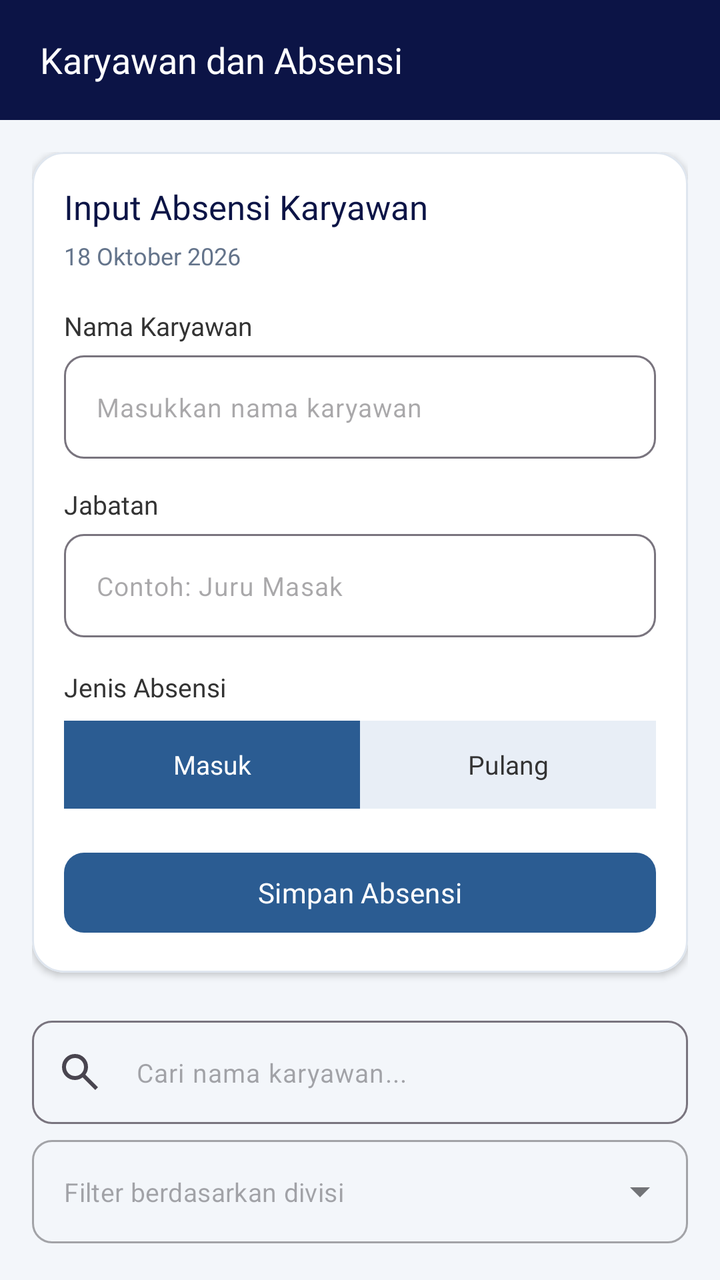
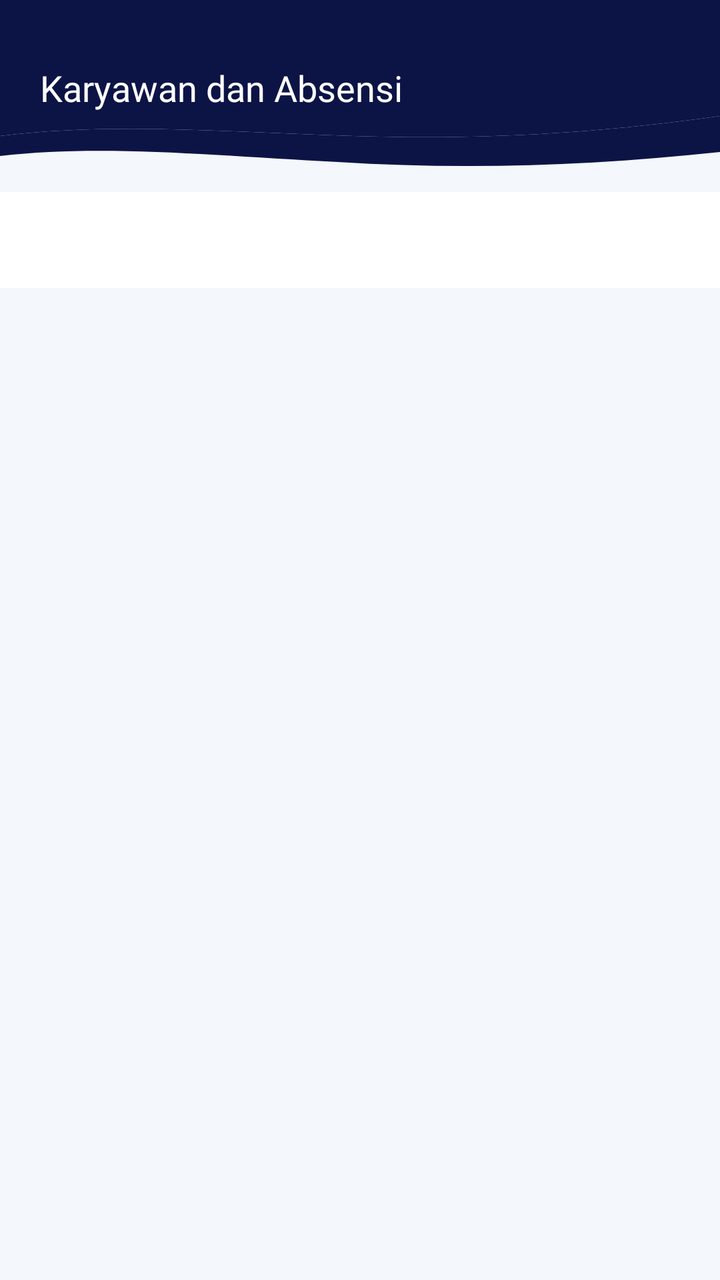

An Android layout rendered at two revisions. The XML below is the earlier revision; the diff shows what the commit changed to produce the second picture.
<!-- AndroidManifest.xml: application theme Theme.JIPLays -->
<!-- res/layout/fragment_karyawan.xml -->
<?xml version="1.0" encoding="utf-8"?>
<androidx.constraintlayout.widget.ConstraintLayout
    xmlns:android="http://schemas.android.com/apk/res/android"
    xmlns:app="http://schemas.android.com/apk/res-auto"
    xmlns:tools="http://schemas.android.com/tools"
    android:layout_width="match_parent"
    android:layout_height="match_parent"
    android:background="#F3F6FA"
    tools:context=".KaryawanFragment">

    <TextView
        android:id="@+id/tvHeader"
        android:layout_width="0dp"
        android:layout_height="60dp"
        android:background="@color/primary_navy"
        android:gravity="center_vertical"
        android:paddingHorizontal="20dp"
        android:text="Karyawan dan Absensi"
        android:textColor="@color/white"
        android:textSize="18sp"
        android:fontFamily="@font/montserrat_bold"
        app:layout_constraintTop_toTopOf="parent"
        app:layout_constraintStart_toStartOf="parent"
        app:layout_constraintEnd_toEndOf="parent"/>

    <androidx.core.widget.NestedScrollView
        android:id="@+id/scrollKaryawan"
        android:layout_width="0dp"
        android:layout_height="0dp"
        android:fillViewport="true"
        android:clipToPadding="false"
        app:layout_constraintTop_toBottomOf="@id/tvHeader"
        app:layout_constraintBottom_toBottomOf="parent"
        app:layout_constraintStart_toStartOf="parent"
        app:layout_constraintEnd_toEndOf="parent">

        <LinearLayout
            android:layout_width="match_parent"
            android:layout_height="wrap_content"
            android:orientation="vertical"
            android:padding="16dp">

            
            <com.google.android.material.card.MaterialCardView
                android:layout_width="match_parent"
                android:layout_height="wrap_content"
                app:cardBackgroundColor="@color/white"
                app:cardCornerRadius="16dp"
                app:cardElevation="2dp"
                app:strokeColor="#DFE6EF"
                app:strokeWidth="1dp">

                <LinearLayout
                    android:layout_width="match_parent"
                    android:layout_height="wrap_content"
                    android:orientation="vertical"
                    android:padding="16dp">

                    <TextView
                        android:layout_width="wrap_content"
                        android:layout_height="wrap_content"
                        android:text="Input Absensi Karyawan"
                        android:textColor="@color/primary_navy"
                        android:textSize="17sp"
                        android:fontFamily="@font/montserrat_bold"/>

                    <TextView
                        android:id="@+id/tvTanggal"
                        android:layout_width="wrap_content"
                        android:layout_height="wrap_content"
                        android:layout_marginTop="5dp"
                        android:text="18 Oktober 2026"
                        android:textColor="#64748B"
                        android:textSize="12sp"/>

                    <TextView
                        android:layout_width="wrap_content"
                        android:layout_height="wrap_content"
                        android:layout_marginTop="18dp"
                        android:text="Nama Karyawan"
                        android:textColor="@color/text_body"
                        android:textSize="13sp"
                        android:fontFamily="@font/montserrat_medium"/>

                    <com.google.android.material.textfield.TextInputLayout
                        android:layout_width="match_parent"
                        android:layout_height="wrap_content"
                        android:layout_marginTop="6dp"
                        app:boxBackgroundMode="outline"
                        app:boxCornerRadiusTopStart="10dp"
                        app:boxCornerRadiusTopEnd="10dp"
                        app:boxCornerRadiusBottomStart="10dp"
                        app:boxCornerRadiusBottomEnd="10dp"
                        app:hintEnabled="false">

                        <com.google.android.material.textfield.TextInputEditText
                            android:id="@+id/etNamaKaryawan"
                            android:layout_width="match_parent"
                            android:layout_height="wrap_content"
                            android:hint="Masukkan nama karyawan"
                            android:inputType="textCapWords"
                            android:textSize="13sp"/>

                    </com.google.android.material.textfield.TextInputLayout>

                    <TextView
                        android:layout_width="wrap_content"
                        android:layout_height="wrap_content"
                        android:layout_marginTop="14dp"
                        android:text="Jabatan"
                        android:textColor="@color/text_body"
                        android:textSize="13sp"
                        android:fontFamily="@font/montserrat_medium"/>

                    <com.google.android.material.textfield.TextInputLayout
                        android:layout_width="match_parent"
                        android:layout_height="wrap_content"
                        android:layout_marginTop="6dp"
                        app:boxBackgroundMode="outline"
                        app:boxCornerRadiusTopStart="10dp"
                        app:boxCornerRadiusTopEnd="10dp"
                        app:boxCornerRadiusBottomStart="10dp"
                        app:boxCornerRadiusBottomEnd="10dp"
                        app:hintEnabled="false">

                        <com.google.android.material.textfield.TextInputEditText
                            android:id="@+id/etJabatan"
                            android:layout_width="match_parent"
                            android:layout_height="wrap_content"
                            android:hint="Contoh: Juru Masak"
                            android:inputType="textCapWords"
                            android:textSize="13sp"/>

                    </com.google.android.material.textfield.TextInputLayout>

                    <TextView
                        android:layout_width="wrap_content"
                        android:layout_height="wrap_content"
                        android:layout_marginTop="16dp"
                        android:text="Jenis Absensi"
                        android:textColor="@color/text_body"
                        android:textSize="13sp"
                        android:fontFamily="@font/montserrat_medium"/>

                    <LinearLayout
                        android:layout_width="match_parent"
                        android:layout_height="44dp"
                        android:layout_marginTop="8dp"
                        android:orientation="horizontal"
                        android:background="#E8EEF6">

                        <TextView
                            android:id="@+id/tabMasuk"
                            android:layout_width="0dp"
                            android:layout_height="match_parent"
                            android:layout_weight="1"
                            android:gravity="center"
                            android:text="Masuk"
                            android:textColor="@color/white"
                            android:textSize="13sp"
                            android:background="@color/primary_blue"
                            android:fontFamily="@font/montserrat_medium"/>

                        <TextView
                            android:id="@+id/tabPulang"
                            android:layout_width="0dp"
                            android:layout_height="match_parent"
                            android:layout_weight="1"
                            android:gravity="center"
                            android:text="Pulang"
                            android:textColor="@color/text_body"
                            android:textSize="13sp"
                            android:fontFamily="@font/montserrat_medium"/>

                    </LinearLayout>

                    <com.google.android.material.button.MaterialButton
                        android:id="@+id/btnSimpan"
                        android:layout_width="match_parent"
                        android:layout_height="48dp"
                        android:layout_marginTop="18dp"
                        android:text="Simpan Absensi"
                        android:textAllCaps="false"
                        android:textSize="14sp"
                        android:fontFamily="@font/montserrat_medium"
                        app:backgroundTint="@color/primary_blue"
                        app:cornerRadius="10dp"/>

                </LinearLayout>
            </com.google.android.material.card.MaterialCardView>

            
            <LinearLayout
                android:layout_width="match_parent"
                android:layout_height="wrap_content"
                android:layout_marginTop="24dp"
                android:orientation="vertical">

                <com.google.android.material.textfield.TextInputLayout
                    android:layout_width="match_parent"
                    android:layout_height="wrap_content"
                    app:boxBackgroundMode="outline"
                    app:boxCornerRadiusTopStart="10dp"
                    app:boxCornerRadiusTopEnd="10dp"
                    app:boxCornerRadiusBottomStart="10dp"
                    app:boxCornerRadiusBottomEnd="10dp"
                    app:hintEnabled="false"
                    app:startIconDrawable="@drawable/ic_search">

                    <com.google.android.material.textfield.TextInputEditText
                        android:id="@+id/etSearchKaryawan"
                        android:layout_width="match_parent"
                        android:layout_height="wrap_content"
                        android:hint="Cari nama karyawan..."
                        android:inputType="text"
                        android:textSize="13sp" />
                </com.google.android.material.textfield.TextInputLayout>

                <com.google.android.material.textfield.TextInputLayout
                    android:layout_width="match_parent"
                    android:layout_height="wrap_content"
                    android:layout_marginTop="8dp"
                    style="@style/Widget.MaterialComponents.TextInputLayout.OutlinedBox.ExposedDropdownMenu"
                    app:boxCornerRadiusTopStart="10dp"
                    app:boxCornerRadiusTopEnd="10dp"
                    app:boxCornerRadiusBottomStart="10dp"
                    app:boxCornerRadiusBottomEnd="10dp"
                    app:hintEnabled="false">

                    <AutoCompleteTextView
                        android:id="@+id/actFilterDivisi"
                        android:layout_width="match_parent"
                        android:layout_height="wrap_content"
                        android:hint="Filter berdasarkan divisi"
                        android:inputType="none"
                        android:textSize="13sp" />
                </com.google.android.material.textfield.TextInputLayout>
            </LinearLayout>

            
            <TextView
                android:layout_width="wrap_content"
                android:layout_height="wrap_content"
                android:layout_marginTop="16dp"
                android:text="Daftar Karyawan"
                android:textColor="@color/primary_navy"
                android:textSize="17sp"
                android:fontFamily="@font/montserrat_bold"/>

            <TextView
                android:id="@+id/tvJumlahKaryawan"
                android:layout_width="wrap_content"
                android:layout_height="wrap_content"
                android:layout_marginTop="4dp"
                android:text="0 data karyawan"
                android:textColor="#64748B"
                android:textSize="12sp"/>

            <LinearLayout
                android:id="@+id/containerKaryawan"
                android:layout_width="match_parent"
                android:layout_height="wrap_content"
                android:layout_marginTop="12dp"
                android:orientation="vertical"/>

        </LinearLayout>
    </androidx.core.widget.NestedScrollView>

</androidx.constraintlayout.widget.ConstraintLayout>
<!-- resources referenced by this layout -->
<resources>
  <color name="primary_blue">#2B5C92</color>
  <color name="primary_navy">#0C1446</color>
  <color name="text_body">#333333</color>
  <color name="white">#FFFFFF</color>
  <!-- drawable ic_search (drawable) -->
  <vector xmlns:android="http://schemas.android.com/apk/res/android"
      android:width="24dp"
      android:height="24dp"
      android:viewportWidth="960"
      android:viewportHeight="960">
    <path
        android:pathData="M784,840 L532,588q-30,24 -69,38t-83,14q-109,0 -184.5,-75.5T120,380q0,-109 75.5,-184.5T380,120q109,0 184.5,75.5T640,380q0,44 -14,83t-38,69l252,252 -56,56ZM380,560q75,0 127.5,-52.5T560,380q0,-75 -52.5,-127.5T380,200q-75,0 -127.5,52.5T200,380q0,75 52.5,127.5T380,560Z"
        android:fillColor="#e3e3e3"/>
  </vector>
  <style name="Theme.JIPLays" parent="Base.Theme.JIPLays" />
  <style name="Base.Theme.JIPLays" parent="Theme.Material3.DayNight.NoActionBar">
          <item name="colorPrimary">@color/primary_blue</item>
          <item name="colorPrimaryVariant">@color/primary_navy</item>
          <item name="colorOnPrimary">@color/white</item>
          <item name="colorSecondary">@color/accent_blue</item>
          <item name="colorOnSecondary">@color/white</item>
          <item name="android:statusBarColor">@color/primary_navy</item>
          <item name="android:windowBackground">@color/background</item>
      </style>
  <color name="accent_blue">#1E88E5</color>
  <color name="background">#F4F7FB</color>
</resources>

<!-- the commit's change to res/layout/fragment_karyawan.xml (unified diff, before → after) -->
@@ -1,269 +1,47 @@
 <?xml version="1.0" encoding="utf-8"?>
-<androidx.constraintlayout.widget.ConstraintLayout
-    xmlns:android="http://schemas.android.com/apk/res/android"
+<androidx.constraintlayout.widget.ConstraintLayout xmlns:android="http://schemas.android.com/apk/res/android"
     xmlns:app="http://schemas.android.com/apk/res-auto"
-    xmlns:tools="http://schemas.android.com/tools"
     android:layout_width="match_parent"
     android:layout_height="match_parent"
-    android:background="#F3F6FA"
-    tools:context=".KaryawanFragment">
+    android:background="@color/background">
 
     <TextView
-        android:id="@+id/tvHeader"
+        android:id="@+id/tvHeaderKaryawan"
         android:layout_width="0dp"
-        android:layout_height="60dp"
-        android:background="@color/primary_navy"
+        android:layout_height="88dp"
+        android:background="@drawable/bg_header_wave"
+        android:fontFamily="@font/montserrat_bold"
         android:gravity="center_vertical"
         android:paddingHorizontal="20dp"
         android:text="Karyawan dan Absensi"
         android:textColor="@color/white"
         android:textSize="18sp"
-        android:fontFamily="@font/montserrat_bold"
-        app:layout_constraintTop_toTopOf="parent"
+        app:layout_constraintEnd_toEndOf="parent"
         app:layout_constraintStart_toStartOf="parent"
-        app:layout_constraintEnd_toEndOf="parent"/>
+        app:layout_constraintTop_toTopOf="parent" />
 
-    <androidx.core.widget.NestedScrollView
-        android:id="@+id/scrollKaryawan"
+    <com.google.android.material.tabs.TabLayout
+        android:id="@+id/tabLayoutKaryawan"
+        android:layout_width="0dp"
+        android:layout_height="48dp"
+        android:layout_marginTop="8dp"
+        android:background="@color/white"
+        app:tabIndicatorColor="@color/primary_blue"
+        app:tabIndicatorHeight="3dp"
+        app:tabMode="fixed"
+        app:tabSelectedTextColor="@color/primary_blue"
+        app:tabTextColor="@color/text_body"
+        app:layout_constraintEnd_toEndOf="parent"
+        app:layout_constraintStart_toStartOf="parent"
+        app:layout_constraintTop_toBottomOf="@id/tvHeaderKaryawan" />
+
+    <androidx.viewpager2.widget.ViewPager2
+        android:id="@+id/viewPagerKaryawan"
         android:layout_width="0dp"
         android:layout_height="0dp"
-        android:fillViewport="true"
-        android:clipToPadding="false"
-        app:layout_constraintTop_toBottomOf="@id/tvHeader"
         app:layout_constraintBottom_toBottomOf="parent"
+        app:layout_constraintEnd_toEndOf="parent"
         app:layout_constraintStart_toStartOf="parent"
-        app:layout_constraintEnd_toEndOf="parent">
-
-        <LinearLayout
-            android:layout_width="match_parent"
-            android:layout_height="wrap_content"
-            android:orientation="vertical"
-            android:padding="16dp">
-
-            
-            <com.google.android.material.card.MaterialCardView
-                android:layout_width="match_parent"
-                android:layout_height="wrap_content"
-                app:cardBackgroundColor="@color/white"
-                app:cardCornerRadius="16dp"
-                app:cardElevation="2dp"
-                app:strokeColor="#DFE6EF"
-                app:strokeWidth="1dp">
-
-                <LinearLayout
-                    android:layout_width="match_parent"
-                    android:layout_height="wrap_content"
-                    android:orientation="vertical"
-                    android:padding="16dp">
-
-                    <TextView
-                        android:layout_width="wrap_content"
-                        android:layout_height="wrap_content"
-                        android:text="Input Absensi Karyawan"
-                        android:textColor="@color/primary_navy"
-                        android:textSize="17sp"
-                        android:fontFamily="@font/montserrat_bold"/>
-
-                    <TextView
-                        android:id="@+id/tvTanggal"
-                        android:layout_width="wrap_content"
-                        android:layout_height="wrap_content"
-                        android:layout_marginTop="5dp"
-                        android:text="18 Oktober 2026"
-                        android:textColor="#64748B"
-                        android:textSize="12sp"/>
-
-                    <TextView
-                        android:layout_width="wrap_content"
-                        android:layout_height="wrap_content"
-                        android:layout_marginTop="18dp"
-                        android:text="Nama Karyawan"
-                        android:textColor="@color/text_body"
-                        android:textSize="13sp"
-                        android:fontFamily="@font/montserrat_medium"/>
-
-                    <com.google.android.material.textfield.TextInputLayout
-                        android:layout_width="match_parent"
-                        android:layout_height="wrap_content"
-                        android:layout_marginTop="6dp"
-                        app:boxBackgroundMode="outline"
-                        app:boxCornerRadiusTopStart="10dp"
-                        app:boxCornerRadiusTopEnd="10dp"
-                        app:boxCornerRadiusBottomStart="10dp"
-                        app:boxCornerRadiusBottomEnd="10dp"
-                        app:hintEnabled="false">
-
-                        <com.google.android.material.textfield.TextInputEditText
-                            android:id="@+id/etNamaKaryawan"
-                            android:layout_width="match_parent"
-                            android:layout_height="wrap_content"
-                            android:hint="Masukkan nama karyawan"
-                            android:inputType="textCapWords"
-                            android:textSize="13sp"/>
-
-                    </com.google.android.material.textfield.TextInputLayout>
-
-                    <TextView
-                        android:layout_width="wrap_content"
-                        android:layout_height="wrap_content"
-                        android:layout_marginTop="14dp"
-                        android:text="Jabatan"
-                        android:textColor="@color/text_body"
-                        android:textSize="13sp"
-                        android:fontFamily="@font/montserrat_medium"/>
-
-                    <com.google.android.material.textfield.TextInputLayout
-                        android:layout_width="match_parent"
-                        android:layout_height="wrap_content"
-                        android:layout_marginTop="6dp"
-                        app:boxBackgroundMode="outline"
-                        app:boxCornerRadiusTopStart="10dp"
-                        app:boxCornerRadiusTopEnd="10dp"
-                        app:boxCornerRadiusBottomStart="10dp"
-                        app:boxCornerRadiusBottomEnd="10dp"
-                        app:hintEnabled="false">
-
-                        <com.google.android.material.textfield.TextInputEditText
-                            android:id="@+id/etJabatan"
-                            android:layout_width="match_parent"
-                            android:layout_height="wrap_content"
-                            android:hint="Contoh: Juru Masak"
-                            android:inputType="textCapWords"
-                            android:textSize="13sp"/>
-
-                    </com.google.android.material.textfield.TextInputLayout>
-
-                    <TextView
-                        android:layout_width="wrap_content"
-                        android:layout_height="wrap_content"
-                        android:layout_marginTop="16dp"
-                        android:text="Jenis Absensi"
-                        android:textColor="@color/text_body"
-                        android:textSize="13sp"
-                        android:fontFamily="@font/montserrat_medium"/>
-
-                    <LinearLayout
-                        android:layout_width="match_parent"
-                        android:layout_height="44dp"
-                        android:layout_marginTop="8dp"
-                        android:orientation="horizontal"
-                        android:background="#E8EEF6">
-
-                        <TextView
-                            android:id="@+id/tabMasuk"
-                            android:layout_width="0dp"
-                            android:layout_height="match_parent"
-                            android:layout_weight="1"
-                            android:gravity="center"
-                            android:text="Masuk"
-                            android:textColor="@color/white"
-                            android:textSize="13sp"
-                            android:background="@color/primary_blue"
-                            android:fontFamily="@font/montserrat_medium"/>
-
-                        <TextView
-                            android:id="@+id/tabPulang"
-                            android:layout_width="0dp"
-                            android:layout_height="match_parent"
-                            android:layout_weight="1"
-                            android:gravity="center"
-                            android:text="Pulang"
-                            android:textColor="@color/text_body"
-                            android:textSize="13sp"
-                            android:fontFamily="@font/montserrat_medium"/>
-
-                    </LinearLayout>
-
-                    <com.google.android.material.button.MaterialButton
-                        android:id="@+id/btnSimpan"
-                        android:layout_width="match_parent"
-                        android:layout_height="48dp"
-                        android:layout_marginTop="18dp"
-                        android:text="Simpan Absensi"
-                        android:textAllCaps="false"
-                        android:textSize="14sp"
-                        android:fontFamily="@font/montserrat_medium"
-                        app:backgroundTint="@color/primary_blue"
-                        app:cornerRadius="10dp"/>
-
-                </LinearLayout>
-            </com.google.android.material.card.MaterialCardView>
-
-            
-            <LinearLayout
-                android:layout_width="match_parent"
-                android:layout_height="wrap_content"
-                android:layout_marginTop="24dp"
-                android:orientation="vertical">
-
-                <com.google.android.material.textfield.TextInputLayout
-                    android:layout_width="match_parent"
-                    android:layout_height="wrap_content"
-                    app:boxBackgroundMode="outline"
-                    app:boxCornerRadiusTopStart="10dp"
-                    app:boxCornerRadiusTopEnd="10dp"
-                    app:boxCornerRadiusBottomStart="10dp"
-                    app:boxCornerRadiusBottomEnd="10dp"
-                    app:hintEnabled="false"
-                    app:startIconDrawable="@drawable/ic_search">
-
-                    <com.google.android.material.textfield.TextInputEditText
-                        android:id="@+id/etSearchKaryawan"
-                        android:layout_width="match_parent"
-                        android:layout_height="wrap_content"
-                        android:hint="Cari nama karyawan..."
-                        android:inputType="text"
-                        android:textSize="13sp" />
-                </com.google.android.material.textfield.TextInputLayout>
-
-                <com.google.android.material.textfield.TextInputLayout
-                    android:layout_width="match_parent"
-                    android:layout_height="wrap_content"
-                    android:layout_marginTop="8dp"
-                    style="@style/Widget.MaterialComponents.TextInputLayout.OutlinedBox.ExposedDropdownMenu"
-                    app:boxCornerRadiusTopStart="10dp"
-                    app:boxCornerRadiusTopEnd="10dp"
-                    app:boxCornerRadiusBottomStart="10dp"
-                    app:boxCornerRadiusBottomEnd="10dp"
-                    app:hintEnabled="false">
-
-                    <AutoCompleteTextView
-                        android:id="@+id/actFilterDivisi"
-                        android:layout_width="match_parent"
-                        android:layout_height="wrap_content"
-                        android:hint="Filter berdasarkan divisi"
-                        android:inputType="none"
-                        android:textSize="13sp" />
-                </com.google.android.material.textfield.TextInputLayout>
-            </LinearLayout>
-
-            
-            <TextView
-                android:layout_width="wrap_content"
-                android:layout_height="wrap_content"
-                android:layout_marginTop="16dp"
-                android:text="Daftar Karyawan"
-                android:textColor="@color/primary_navy"
-                android:textSize="17sp"
-                android:fontFamily="@font/montserrat_bold"/>
-
-            <TextView
-                android:id="@+id/tvJumlahKaryawan"
-                android:layout_width="wrap_content"
-                android:layout_height="wrap_content"
-                android:layout_marginTop="4dp"
-                android:text="0 data karyawan"
-                android:textColor="#64748B"
-                android:textSize="12sp"/>
-
-            <LinearLayout
-                android:id="@+id/containerKaryawan"
-                android:layout_width="match_parent"
-                android:layout_height="wrap_content"
-                android:layout_marginTop="12dp"
-                android:orientation="vertical"/>
-
-        </LinearLayout>
-    </androidx.core.widget.NestedScrollView>
+        app:layout_constraintTop_toBottomOf="@id/tabLayoutKaryawan" />
 
 </androidx.constraintlayout.widget.ConstraintLayout>
<!-- resource entries referenced after the edit -->
@@ -4,15 +4,18 @@
   <color name="primary_navy">#0C1446</color>
   <color name="text_body">#333333</color>
   <color name="white">#FFFFFF</color>
-  <!-- drawable ic_search (drawable) -->
+  <!-- drawable bg_header_wave (drawable) -->
   <vector xmlns:android="http://schemas.android.com/apk/res/android"
-      android:width="24dp"
-      android:height="24dp"
-      android:viewportWidth="960"
-      android:viewportHeight="960">
-    <path
-        android:pathData="M784,840 L532,588q-30,24 -69,38t-83,14q-109,0 -184.5,-75.5T120,380q0,-109 75.5,-184.5T380,120q109,0 184.5,75.5T640,380q0,44 -14,83t-38,69l252,252 -56,56ZM380,560q75,0 127.5,-52.5T560,380q0,-75 -52.5,-127.5T380,200q-75,0 -127.5,52.5T200,380q0,75 52.5,127.5T380,560Z"
-        android:fillColor="#e3e3e3"/>
+      android:width="360dp"
+      android:height="88dp"
+      android:viewportWidth="360"
+      android:viewportHeight="88">
+      <path
+          android:fillColor="@color/primary_navy"
+          android:pathData="M0,0H360V58C297,67 238,70 177,68C113,66 56,61 0,68Z" />
+      <path
+          android:fillColor="@color/primary_navy"
+          android:pathData="M0,68C56,61 113,66 177,68C238,70 297,67 360,58V76C295,83 232,85 169,81C108,78 52,72 0,78Z" />
   </vector>
   <style name="Theme.JIPLays" parent="Base.Theme.JIPLays" />
   <style name="Base.Theme.JIPLays" parent="Theme.Material3.DayNight.NoActionBar">
